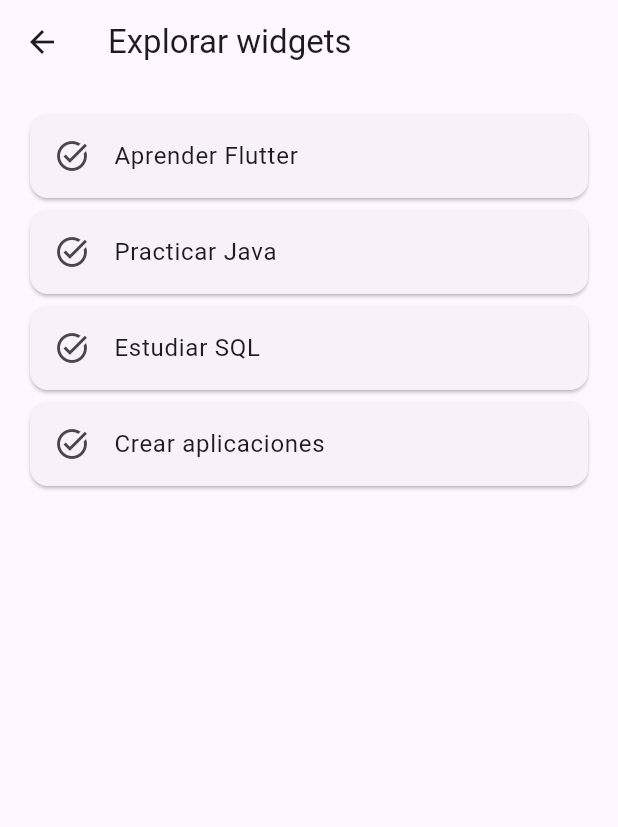
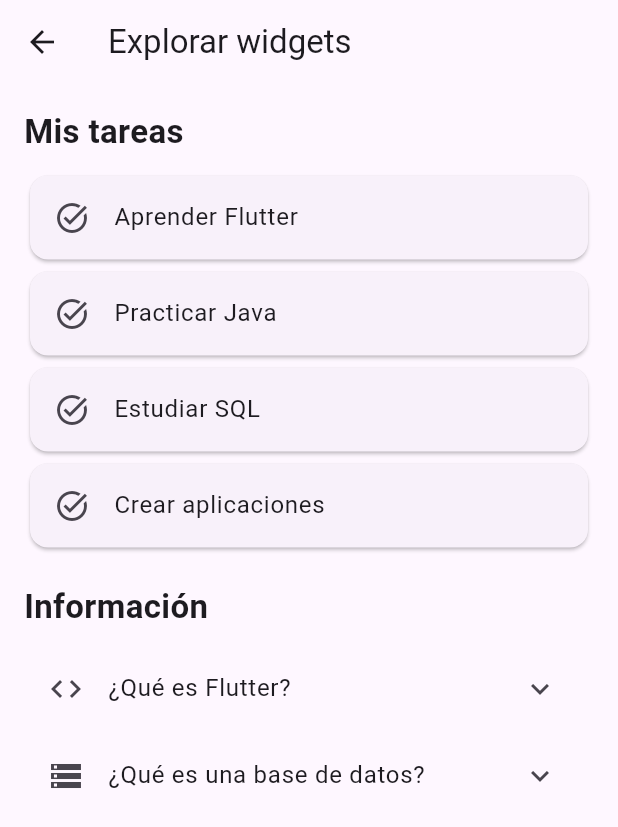
Before and after one commit to Mohamedaminekartibou/practicafinal2, a Flutter app: the WidgetScreen screen opened directly, on a phone screen of 412 x 824 dp. Shown: the top 827 px of the screen. Run offline on Flutter 3.47's test engine with Material 3 defaults, Android fonts, the phone set to English and light mode, and no system bars.

Commit message:
feat(architecture): Añadir widget ExpansionTile para despligar.

```diff
--- a/lib/screens/widget_screen.dart
+++ b/lib/screens/widget_screen.dart
@@ -19,12 +19,22 @@
       appBar: AppBar(
         title: const Text('Explorar widgets'),
       ),
-      // parte interactiva
+      // parte interactiva/ Dismissible
 
-      body: ListView.builder(
+      body: ListView(
         padding: const EdgeInsets.all(16),
-        itemCount: tareas.length,
-        itemBuilder: (context, index) {
+        children: [
+          const Text(
+            'Mis tareas',
+            style: TextStyle(
+              fontSize: 22,
+              fontWeight: FontWeight.bold,
+            ),
+          ),
+
+          const SizedBox(height: 10),
+
+          ...List.generate(tareas.length, (index) {
             return Dismissible(
               key: Key(tareas[index]),
               direction: DismissDirection.endToStart,
@@ -55,7 +65,48 @@
                 ),
               ),
             );
-        },
+          }),
+
+          const SizedBox(height: 20),
+
+          const Text(
+            'Información',
+            style: TextStyle(
+              fontSize: 22,
+              fontWeight: FontWeight.bold,
+            ),
+          ),
+          // parte interactiva/ ExpansionTile
+          const SizedBox(height: 10),
+
+          ExpansionTile(
+            leading: const Icon(Icons.code),
+            title: const Text('¿Qué es Flutter?'),
+            children: const [
+              Padding(
+                padding: EdgeInsets.all(16),
+                child: Text(
+                  'Flutter es un framework de Google '
+                  'que permite crear aplicaciones multiplataforma.',
+                ),
+              ),
+            ],
+          ),
+
+          ExpansionTile(
+            leading: const Icon(Icons.storage),
+            title: const Text('¿Qué es una base de datos?'),
+            children: const [
+              Padding(
+                padding: EdgeInsets.all(16),
+                child: Text(
+                  'Una base de datos permite almacenar, '
+                  'organizar y consultar información.',
+                ),
+              ),
+            ],
+          ),
+        ],
       ),
     );
   }
```
Lines whose indentation alone changed are shown as unchanged.
